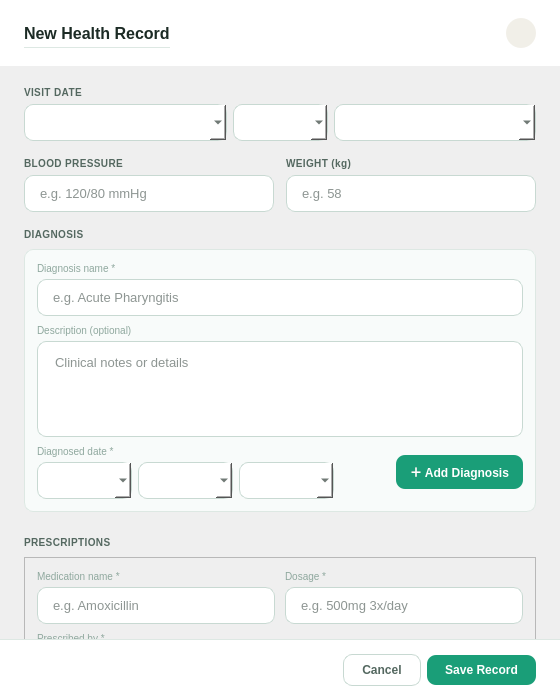
First picture: the form in src/ui/dialog_add_record.ui, repository shasheenahdeeneillelumasag/CCC151---Group-Project, before the edit.
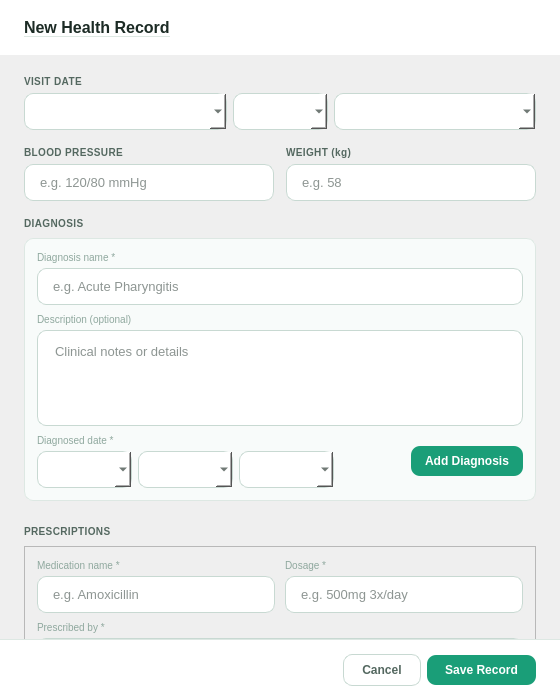
Second picture: the form after the edit. Icons and pictures are not drawn.

```diff
--- a/src/ui/dialog_add_record.ui
+++ b/src/ui/dialog_add_record.ui
@@ -56,12 +56,7 @@
        </spacer>
       </item>
       <item>
-       <widget class="QPushButton" name="btnClose">
-        <property name="minimumSize"><size><width>30</width><height>30</height></size></property>
-        <property name="maximumSize"><size><width>30</width><height>30</height></size></property>
-        <property name="styleSheet"><string>QPushButton { background: #F1EFE8; color: #546860; border: none; border-radius: 15px; font-size: 13px; } QPushButton:hover { background: #DDE8E3; }</string></property>
-        <property name="text"><string></string></property>
-       </widget>
+
       </item>
      </layout>
     </widget>
@@ -218,7 +213,7 @@
               </item>
               <item>
                <widget class="QPushButton" name="btnAddDiagnosis">
-                <property name="text"><string>＋ Add Diagnosis</string></property>
+                <property name="text"><string>Add Diagnosis</string></property>
                 <property name="styleSheet"><string>QPushButton { background: #1A9E78; color: #FFF; font-size: 12px; font-weight: 600; border: none; border-radius: 9px; padding: 8px 14px; } QPushButton:hover { background: #0D6B52; }</string></property>
                 <property name="minimumHeight"><number>36</number></property>
                </widget>
```
Left out of the diff: 6 changed lines with no effect on the pictures.
